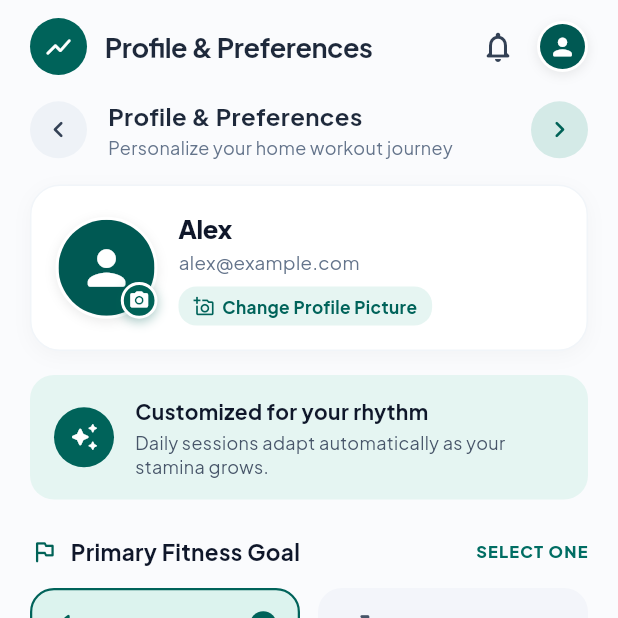
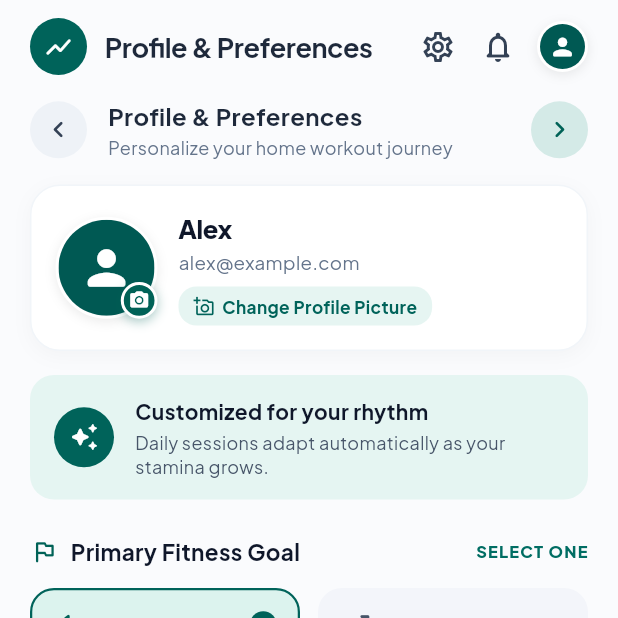
Before and after one commit to thaveeshatk/Fitness-App, a Flutter app: the ProfilePreferencesScreen screen opened by its route, on a phone screen of 412 x 824 dp, the top half of it. Run offline on Flutter 3.47's test engine with Material 3 defaults, Android fonts, the phone set to English and light mode, and no system bars; our stand-ins replace cloud_firestore, firebase_auth, firebase_core, google_fonts; accounts and stored records are empty; network calls fail.

Commit message:
feat: add setting icon in profile preferences screen

```diff
--- a/lib/features/profile/presentation/screens/profile_preferences_screen.dart
+++ b/lib/features/profile/presentation/screens/profile_preferences_screen.dart
@@ -262,6 +262,18 @@ class _ProfilePreferencesScreenState extends State<ProfilePreferencesScreen> {
           ),
         ),
         const Spacer(),
+        // Settings icon
+        Container(
+          width: 36,
+          height: 36,
+          alignment: Alignment.center,
+          child: const Icon(
+            Icons.settings_outlined,
+            color: Color(0xFF334155),
+            size: 24,
+          ),
+        ),
+        const SizedBox(width: 4),
         // Notification bell
         Container(
           width: 36,
```
